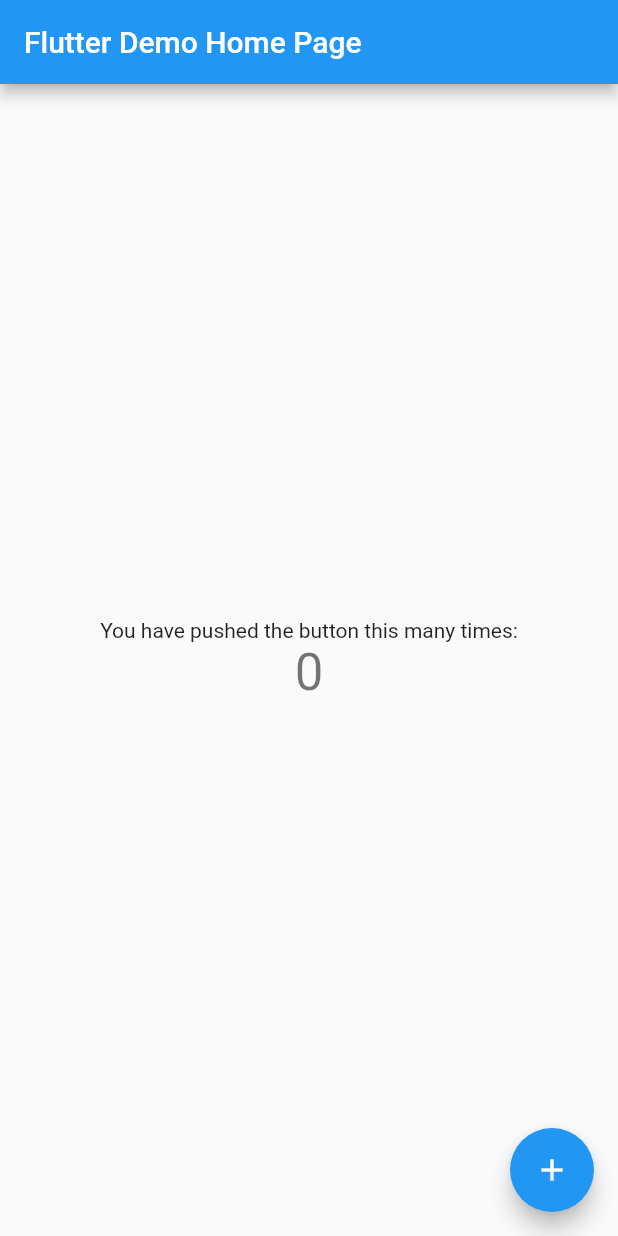
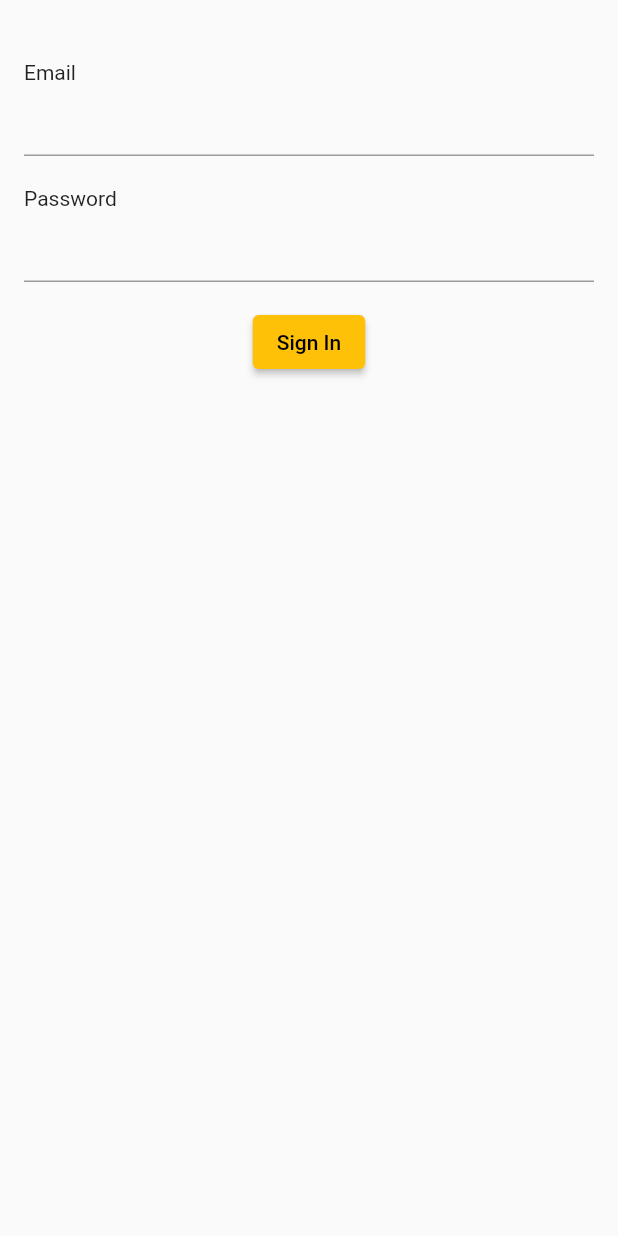
Before and after one commit to eugales/kozy_app, a Flutter app: the screen it shows after launch, on a phone screen of 412 x 824 dp. Run offline on Flutter 3.47's test engine with Material 2 defaults, Android fonts, the phone set to English and light mode, and no system bars; our stand-ins replace flutter_bloc, shared_preferences.

Commit message:
auth sign in page added auth fixes made main page compacted

```diff
--- a/lib/main.dart
+++ b/lib/main.dart
@@ -1,4 +1,5 @@
 import 'package:flutter/material.dart';
+import 'package:kozy_app/ui/home/pages/home_page.dart';
 
 void main() {
   runApp(const MyApp());
@@ -7,109 +8,14 @@
 class MyApp extends StatelessWidget {
   const MyApp({Key? key}) : super(key: key);
 
-  // This widget is the root of your application.
   @override
   Widget build(BuildContext context) {
     return MaterialApp(
-      title: 'Flutter Demo',
+      title: 'Kozy',
       theme: ThemeData(
-        // This is the theme of your application.
-        //
-        // Try running your application with "flutter run". You'll see the
-        // application has a blue toolbar. Then, without quitting the app, try
-        // changing the primarySwatch below to Colors.green and then invoke
-        // "hot reload" (press "r" in the console where you ran "flutter run",
-        // or simply save your changes to "hot reload" in a Flutter IDE).
-        // Notice that the counter didn't reset back to zero; the application
-        // is not restarted.
-        primarySwatch: Colors.blue,
+        primarySwatch: Colors.amber,
       ),
-      home: const MyHomePage(title: 'Flutter Demo Home Page'),
+      home: const HomePage(),
     );
   }
 }
-
-class MyHomePage extends StatefulWidget {
-  const MyHomePage({Key? key, required this.title}) : super(key: key);
-
-  // This widget is the home page of your application. It is stateful, meaning
-  // that it has a State object (defined below) that contains fields that affect
-  // how it looks.
-
-  // This class is the configuration for the state. It holds the values (in this
-  // case the title) provided by the parent (in this case the App widget) and
-  // used by the build method of the State. Fields in a Widget subclass are
-  // always marked "final".
-
-  final String title;
-
-  @override
-  State<MyHomePage> createState() => _MyHomePageState();
-}
-
-class _MyHomePageState extends State<MyHomePage> {
-  int _counter = 0;
-
-  void _incrementCounter() {
-    setState(() {
-      // This call to setState tells the Flutter framework that something has
-      // changed in this State, which causes it to rerun the build method below
-      // so that the display can reflect the updated values. If we changed
-      // _counter without calling setState(), then the build method would not be
-      // called again, and so nothing would appear to happen.
-      _counter++;
-    });
-  }
-
-  @override
-  Widget build(BuildContext context) {
-    // This method is rerun every time setState is called, for instance as done
-    // by the _incrementCounter method above.
-    //
-    // The Flutter framework has been optimized to make rerunning build methods
-    // fast, so that you can just rebuild anything that needs updating rather
-    // than having to individually change instances of widgets.
-    return Scaffold(
-      appBar: AppBar(
-        // Here we take the value from the MyHomePage object that was created by
-        // the App.build method, and use it to set our appbar title.
-        title: Text(widget.title),
-      ),
-      body: Center(
-        // Center is a layout widget. It takes a single child and positions it
-        // in the middle of the parent.
-        child: Column(
-          // Column is also a layout widget. It takes a list of children and
-          // arranges them vertically. By default, it sizes itself to fit its
-          // children horizontally, and tries to be as tall as its parent.
-          //
-          // Invoke "debug painting" (press "p" in the console, choose the
-          // "Toggle Debug Paint" action from the Flutter Inspector in Android
-          // Studio, or the "Toggle Debug Paint" command in Visual Studio Code)
-          // to see the wireframe for each widget.
-          //
-          // Column has various properties to control how it sizes itself and
-          // how it positions its children. Here we use mainAxisAlignment to
-          // center the children vertically; the main axis here is the vertical
-          // axis because Columns are vertical (the cross axis would be
-          // horizontal).
-          mainAxisAlignment: MainAxisAlignment.center,
-          children: <Widget>[
-            const Text(
-              'You have pushed the button this many times:',
-            ),
-            Text(
-              '$_counter',
-              style: Theme.of(context).textTheme.headline4,
-            ),
-          ],
-        ),
-      ),
-      floatingActionButton: FloatingActionButton(
-        onPressed: _incrementCounter,
-        tooltip: 'Increment',
-        child: const Icon(Icons.add),
-      ), // This trailing comma makes auto-formatting nicer for build methods.
-    );
-  }
-}
--- a/lib/repository/services/product_service.dart
+++ b/lib/repository/services/product_service.dart
@@ -19,9 +19,10 @@
     return Uri.parse('$baseUrl/$url');
   }
 
-  Future<List<Product>> getAllProducts() async {
+  Future<List<Product>> getAllProducts(String token) async {
     final response = await _httpClient.get(
       getUrl(url: 'products'),
+      headers: {'content-type': 'application/json', 'authorization': token}
     );
     if (response.statusCode == 200) {
       if (response.body.isNotEmpty) {
@@ -39,9 +40,10 @@
   }
 
 
-  Future<List<Product>> getMyProducts() async {
+  Future<List<Product>> getMyProducts(String token) async {
     final response = await _httpClient.get(
       getUrl(url: 'products/my'),
+      headers: {'content-type': 'application/json', 'authorization': token}
     );
     if (response.statusCode == 200) {
       if (response.body.isNotEmpty) {
--- /dev/null
+++ b/lib/ui/auth/pages/auth_page.dart
@@ -0,0 +1,15 @@
+import 'package:flutter/material.dart';
+import 'package:flutter_bloc/flutter_bloc.dart';
+import 'package:kozy_app/repository/auth_repository.dart';
+import 'package:kozy_app/repository/services/auth_service.dart';
+import 'package:kozy_app/ui/auth/pages/sign_in_page.dart';
+
+class AuthPage extends StatelessWidget {
+  @override
+  Widget build(BuildContext context) {
+    return RepositoryProvider(
+      create: (context) => AuthRepository(service: AuthService()),
+      child: SignInPage(),
+    );
+  }
+}
--- /dev/null
+++ b/lib/ui/auth/pages/sign_in_page.dart
@@ -0,0 +1,72 @@
+import 'package:flutter/material.dart';
+import 'package:flutter_bloc/flutter_bloc.dart';
+import 'package:kozy_app/repository/auth_repository.dart';
+
+class SignInPage extends StatefulWidget {
+  const SignInPage({Key? key}) : super(key: key);
+
+  @override
+  _SignInPageState createState() => _SignInPageState();
+}
+
+class _SignInPageState extends State<SignInPage> {
+  final emailController = TextEditingController();
+  final passwordController = TextEditingController();
+
+  @override
+  void dispose() {
+    // Clean up the controller when the widget is disposed.
+    emailController.dispose();
+    passwordController.dispose();
+    super.dispose();
+  }
+
+  void onSignInPressed(AuthRepository authRepository) {
+    if (_formKey.currentState!.validate()) {
+      String email = emailController.value.text;
+      String password = passwordController.value.text;
+      final future = authRepository.signIn(email, password);
+      future.whenComplete(() {
+        ScaffoldMessenger.of(context).showSnackBar(
+          const SnackBar(content: Text('Signed.')),
+        );
+      });
+    }
+  }
+
+  final _formKey = GlobalKey<FormState>();
+
+  @override
+  Widget build(BuildContext context) {
+    final authRepository = RepositoryProvider.of<AuthRepository>(context);
+
+    return Container(
+      padding: const EdgeInsets.symmetric(horizontal: 16),
+      child: Form(
+          key: _formKey,
+          child: Column(
+            crossAxisAlignment: CrossAxisAlignment.start,
+            children: [
+              const Text('Email'),
+              TextFormField(
+                controller: emailController,
+              ),
+              const SizedBox(height: 20),
+              const Text('Password'),
+              TextFormField(
+                controller: passwordController,
+              ),
+              Center(
+                child: Padding(
+                  padding: const EdgeInsets.symmetric(vertical: 16),
+                  child: ElevatedButton(
+                    child: const Text('Sign In'),
+                    onPressed: () => onSignInPressed(authRepository),
+                  ),
+                ),
+              )
+            ],
+          )),
+    );
+  }
+}
--- /dev/null
+++ b/lib/ui/home/pages/home_layout.dart
@@ -0,0 +1,21 @@
+import 'package:flutter/material.dart';
+import 'package:kozy_app/ui/auth/pages/auth_page.dart';
+
+class HomeLayout extends StatelessWidget {
+  const HomeLayout({
+    Key? key,
+  }) : super(key: key);
+
+  @override
+  Widget build(BuildContext context) {
+    return Padding(
+      padding: const EdgeInsets.only(top: 40.0),
+      child: Column(
+        crossAxisAlignment: CrossAxisAlignment.start,
+        children: [
+              AuthPage()
+        ],
+      ),
+    );
+  }
+}
--- /dev/null
+++ b/lib/ui/home/pages/home_page.dart
@@ -0,0 +1,13 @@
+import 'package:flutter/material.dart';
+import 'package:kozy_app/ui/home/pages/home_layout.dart';
+
+class HomePage extends StatelessWidget {
+  const HomePage({Key? key}) : super(key: key);
+
+  @override
+  Widget build(BuildContext context) {
+    return const Scaffold(
+      body: HomeLayout(),
+    );
+  }
+}
--- a/pubspec.yaml
+++ b/pubspec.yaml
@@ -34,6 +34,7 @@
   flutter_bloc:
   json_serializable:
   json_annotation:
+  shared_preferences:
 
 
   # The following adds the Cupertino Icons font to your application.
```
Also changed, not shown: lib/repository/auth_repository.dart (+9 -7 lines), lib/repository/product_repository.dart (+13 -3 lines), lib/repository/services/auth_service.dart (+13 -9 lines), lib/ui/auth/pages/sign_up_page.dart (added), pubspec.lock, 4 other files.
